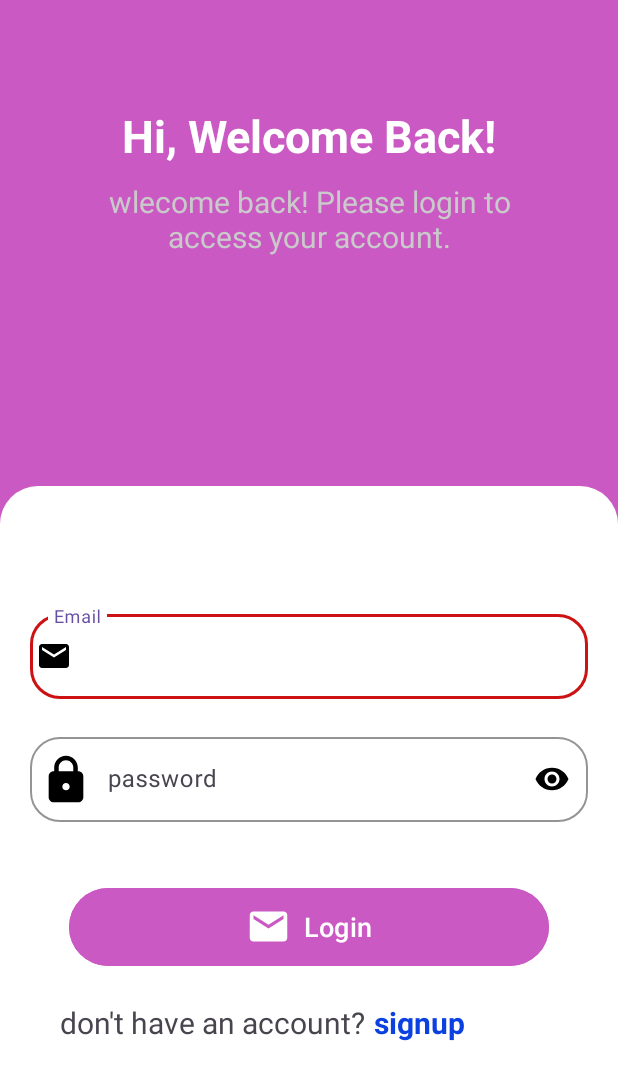
After one commit to Ali-El-Sayed/Ryady, an Android app: the fragment LoginFragment shown on its own in the app's theme, on a phone screen of 412 x 824 dp. The commit adds this screen. Shown: the top 1080 px of the screen. Run offline under Robolectric (Android 15) with nearby library versions, the phone set to English and light mode, and no system bars.

Commit message:
Login Ui Done

```diff
--- /dev/null
+++ b/app/src/main/java/com/example/ryady/LoginFragment.kt
@@ -0,0 +1,23 @@
+package com.example.ryady
+
+import android.os.Bundle
+import androidx.fragment.app.Fragment
+import android.view.LayoutInflater
+import android.view.View
+import android.view.ViewGroup
+
+class LoginFragment : Fragment() {
+
+    override fun onCreate(savedInstanceState: Bundle?) {
+        super.onCreate(savedInstanceState)
+
+    }
+
+    override fun onCreateView(
+        inflater: LayoutInflater, container: ViewGroup?,
+        savedInstanceState: Bundle?
+    ): View? {
+        return inflater.inflate(R.layout.fragment_login, container, false)
+    }
+
+}
--- /dev/null
+++ b/app/src/main/res/drawable/background_login_screen.xml
@@ -0,0 +1,7 @@
+<?xml version="1.0" encoding="utf-8"?>
+<shape xmlns:android="http://schemas.android.com/apk/res/android">
+    <corners android:topLeftRadius="25dp"
+        android:topRightRadius="25dp"/>
+    <solid android:color="@color/white"
+        />
+</shape>
--- /dev/null
+++ b/app/src/main/res/drawable/baseline_email_24.xml
@@ -0,0 +1,5 @@
+<vector xmlns:android="http://schemas.android.com/apk/res/android" android:height="24dp" android:tint="#000000" android:viewportHeight="24" android:viewportWidth="24" android:width="24dp">
+
+    <path android:fillColor="@android:color/white" android:pathData="M20,4L4,4c-1.1,0 -1.99,0.9 -1.99,2L2,18c0,1.1 0.9,2 2,2h16c1.1,0 2,-0.9 2,-2L22,6c0,-1.1 -0.9,-2 -2,-2zM20,8l-8,5 -8,-5L4,6l8,5 8,-5v2z"/>
+
+</vector>
--- /dev/null
+++ b/app/src/main/res/drawable/lock.xml
@@ -0,0 +1,9 @@
+<vector xmlns:android="http://schemas.android.com/apk/res/android"
+    android:width="32dp"
+    android:height="32dp"
+    android:viewportWidth="32"
+    android:viewportHeight="32">
+  <path
+      android:fillColor="#FF000000"
+      android:pathData="M4.45,14.18v13.92c0,1.88 1.53,3.4 3.4,3.4h16.3c1.87,0 3.4,-1.52 3.4,-3.4V14.18c0,-1.87 -1.53,-3.4 -3.4,-3.4h-0.29V8.36C23.86,4.02 20.33,0.5 16,0.5S8.14,4.02 8.14,8.36v2.42H7.85C5.98,10.78 4.45,12.31 4.45,14.18zM16,18.7c1.35,0 2.44,1.09 2.44,2.44c0,1.35 -1.09,2.44 -2.44,2.44s-2.44,-1.09 -2.44,-2.44C13.56,19.79 14.65,18.7 16,18.7zM11.14,8.36C11.14,5.68 13.32,3.5 16,3.5s4.86,2.18 4.86,4.86v2.42h-9.72V8.36z"/>
+</vector>
--- /dev/null
+++ b/app/src/main/res/layout/fragment_login.xml
@@ -0,0 +1,145 @@
+<?xml version="1.0" encoding="utf-8"?>
+<androidx.constraintlayout.widget.ConstraintLayout xmlns:android="http://schemas.android.com/apk/res/android"
+    xmlns:tools="http://schemas.android.com/tools"
+    android:layout_width="match_parent"
+    android:layout_height="match_parent"
+    xmlns:app="http://schemas.android.com/apk/res-auto"
+    android:background="#CA59C4"
+    tools:context=".LoginFragment">
+
+    <TextView
+        android:id="@+id/tv_title"
+        android:layout_width="match_parent"
+        android:layout_height="wrap_content"
+        android:text="Hi, Welcome Back!"
+        android:textSize="30sp"
+        android:textAlignment="center"
+        android:textColor="@color/white"
+        android:textStyle="bold"
+        app:layout_constraintTop_toTopOf="parent"
+        android:layout_marginTop="70dp"
+        android:layout_marginHorizontal="20dp"/>
+    <TextView
+        android:id="@+id/tv_subTitle"
+        android:layout_width="match_parent"
+        android:layout_height="wrap_content"
+        android:text="wlecome back! Please login to access your account."
+        android:textSize="20sp"
+        android:textAlignment="center"
+        android:textColor="#CACACA"
+
+        app:layout_constraintTop_toBottomOf="@id/tv_title"
+        android:layout_marginTop="10dp"
+        android:layout_marginHorizontal="40dp"/>
+
+
+    <View
+        android:id="@+id/background"
+        android:layout_width="match_parent"
+        android:layout_height="500dp"
+        android:background="@drawable/background_login_screen"
+        app:layout_constraintBottom_toBottomOf="parent"
+        tools:layout_editor_absoluteX="0dp" />
+
+    <com.google.android.material.textfield.TextInputLayout
+        android:id="@+id/til_email"
+        android:layout_width="match_parent"
+        android:layout_height="wrap_content"
+        app:layout_constraintTop_toTopOf="@id/background"
+        android:layout_marginHorizontal="20dp"
+        android:layout_marginTop="80dp"
+        android:hint="Email"
+        app:boxCornerRadiusBottomEnd="20dp"
+        app:boxCornerRadiusBottomStart="20dp"
+        app:boxCornerRadiusTopEnd="20dp"
+        app:boxCornerRadiusTopStart="20dp"
+
+        app:hintEnabled="true"
+        app:hintAnimationEnabled="true"
+        app:boxStrokeColor="#CC1212"
+        app:startIconMinSize="32dp"
+        app:startIconDrawable="@drawable/baseline_email_24"
+        app:startIconTint="@color/black"
+
+        >
+        <com.google.android.material.textfield.TextInputEditText
+            android:id="@+id/et_email"
+            android:layout_width="match_parent"
+            android:layout_height="wrap_content"
+            android:inputType="textEmailAddress"
+            android:maxLines="1"/>
+
+    </com.google.android.material.textfield.TextInputLayout>
+
+    <com.google.android.material.textfield.TextInputLayout
+        android:id="@+id/til_password"
+        android:layout_width="match_parent"
+        android:layout_height="wrap_content"
+        android:layout_marginHorizontal="20dp"
+        android:layout_marginTop="20dp"
+        android:hint="password"
+        app:boxCornerRadiusBottomEnd="20dp"
+        app:boxCornerRadiusBottomStart="20dp"
+        app:boxCornerRadiusTopEnd="20dp"
+        app:boxCornerRadiusTopStart="20dp"
+        app:boxStrokeColor="#6202ee"
+        app:hintEnabled="true"
+        app:layout_constraintTop_toBottomOf="@id/til_email"
+        app:passwordToggleEnabled="true"
+        app:passwordToggleTint="@color/black"
+        app:startIconDrawable="@drawable/lock"
+        app:startIconTint="@color/black">
+
+        <com.google.android.material.textfield.TextInputEditText
+            android:id="@+id/et_password"
+            android:layout_width="match_parent"
+            android:layout_height="wrap_content"
+            android:inputType="textPassword"
+            android:maxLines="1" />
+    </com.google.android.material.textfield.TextInputLayout>
+
+
+    <com.google.android.material.button.MaterialButton
+        android:id="@+id/btn_login"
+        android:layout_width="320dp"
+        android:layout_height="60dp"
+        android:layout_marginTop="40dp"
+        android:backgroundTint="#CA59C4"
+        android:text="Login"
+        android:textColor="@color/white"
+        app:icon="@drawable/baseline_email_24"
+        app:iconGravity="textStart"
+        android:textAlignment="center"
+        app:iconSize="30dp"
+        android:textSize="18sp"
+        app:iconTint="@color/white"
+        app:layout_constraintEnd_toEndOf="parent"
+        app:layout_constraintStart_toStartOf="parent"
+        app:layout_constraintTop_toBottomOf="@id/til_password" />
+
+
+    <TextView
+        android:id="@+id/tv_label_signup"
+        app:layout_constraintTop_toBottomOf="@id/btn_login"
+        android:layout_marginTop="20dp"
+        android:layout_marginStart="40dp"
+        android:textSize="20sp"
+        app:layout_constraintStart_toStartOf="parent"
+        android:layout_width="wrap_content"
+        android:layout_height="wrap_content"
+        android:text="don't have an account?"/>
+
+    <TextView
+        android:layout_width="wrap_content"
+        android:layout_height="wrap_content"
+        android:text="signup"
+        android:textStyle="bold"
+        android:layout_marginStart="5dp"
+        android:textSize="20sp"
+        android:textColor="#0B41E1"
+        app:layout_constraintStart_toEndOf="@id/tv_label_signup"
+        app:layout_constraintTop_toBottomOf="@id/btn_login"
+        android:layout_marginTop="20sp"
+        />
+
+</androidx.constraintlayout.widget.ConstraintLayout>
--- a/app/src/main/res/values/strings.xml
+++ b/app/src/main/res/values/strings.xml
@@ -1,3 +1,5 @@
 <resources>
     <string name="app_name">Ryady</string>
+    <!-- TODO: Remove or change this placeholder text -->
+    <string name="hello_blank_fragment">Hello blank fragment</string>
 </resources>
```
